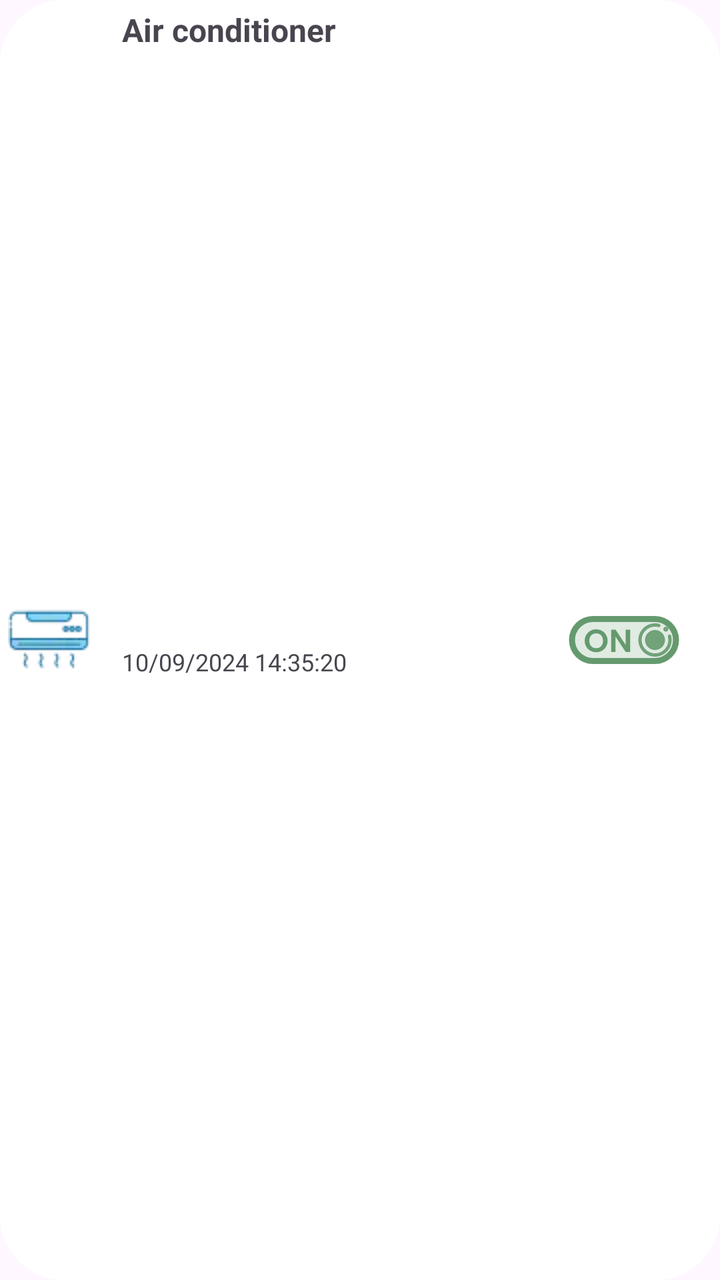
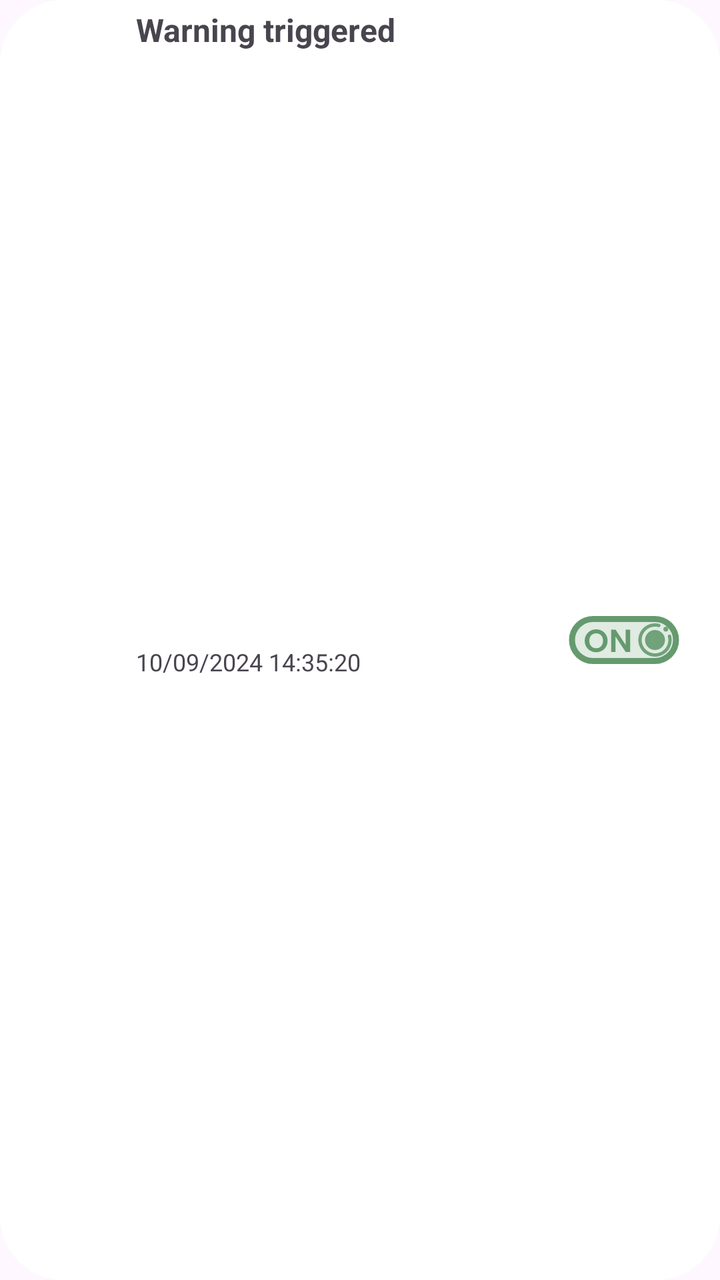

Before-and-after screenshots of an Android layout around one commit, followed by the original layout XML and the change that was made.
<!-- AndroidManifest.xml: application theme Theme.SmartHomeSystem -->
<!-- res/layout/item_device_history.xml -->
<?xml version="1.0" encoding="utf-8"?>
<androidx.constraintlayout.widget.ConstraintLayout xmlns:android="http://schemas.android.com/apk/res/android"
    xmlns:app="http://schemas.android.com/apk/res-auto"
    android:layout_width="match_parent"
    android:layout_height="wrap_content"
    android:layout_margin="8dp"
    android:background="@drawable/bg_device_history_box">

    <TextView
        android:id="@+id/name"
        android:layout_width="wrap_content"
        android:layout_height="wrap_content"
        android:layout_marginStart="16dp"
        android:text="Air conditioner"
        android:textSize="16sp"
        android:textStyle="bold"
        app:layout_constraintStart_toEndOf="@id/image"
        app:layout_constraintTop_toTopOf="parent" />

    <ImageView
        android:id="@+id/image"
        android:layout_width="wrap_content"
        android:layout_height="wrap_content"
        android:src="@drawable/ic_small_ac"
        app:layout_constraintStart_toStartOf="parent"
        app:layout_constraintTop_toTopOf="parent"
        app:layout_constraintBottom_toBottomOf="parent"/>

    <TextView
        android:id="@+id/time"
        android:layout_width="wrap_content"
        android:layout_height="wrap_content"
        android:layout_marginStart="16dp"
        android:text="10/09/2024 14:35:20"
        android:textSize="12sp"
        app:layout_constraintTop_toBottomOf="@id/name"
        app:layout_constraintBottom_toBottomOf="parent"
        app:layout_constraintStart_toEndOf="@id/image" />

    <ImageView
        android:id="@+id/status"
        android:layout_width="wrap_content"
        android:layout_height="wrap_content"
        android:layout_marginEnd="16dp"
        android:src="@drawable/ic_on"
        app:layout_constraintEnd_toEndOf="parent"
        app:layout_constraintTop_toTopOf="parent"
        app:layout_constraintBottom_toBottomOf="parent"/>
</androidx.constraintlayout.widget.ConstraintLayout>
<!-- resources referenced by this layout -->
<resources>
  <!-- drawable bg_device_history_box (drawable) -->
  <shape xmlns:android="http://schemas.android.com/apk/res/android">
      
      <solid android:color="@color/white" /> 
  
      
      <stroke android:width="0dp" android:color="#000000"/> 
  
      
      <corners android:radius="32dp" /> 
  
      
      <padding
          android:left="4dp"
          android:top="4dp"
          android:right="4dp"
          android:bottom="4dp" />
  </shape>
  <!-- drawable ic_on: vector/xml drawable (drawable, 2586 chars, omitted) -->
  <!-- drawable ic_small_ac: webp bitmap (drawable, 886 bytes) -->
  <style name="Theme.SmartHomeSystem" parent="Theme.Material3.DayNight.NoActionBar">
          
          <item name="colorPrimary">@color/main_color</item>
          <item name="colorPrimaryDark">@color/main_color</item> 
          <item name="colorAccent">@color/main_color</item>
      </style>
  <color name="white">#FFFFFFFF</color>
  <color name="main_color">#4C7380</color>
</resources>

<!-- the commit's change to res/layout/item_device_history.xml (unified diff, before → after) -->
@@ -11,20 +11,21 @@
         android:layout_width="wrap_content"
         android:layout_height="wrap_content"
         android:layout_marginStart="16dp"
-        android:text="Air conditioner"
+        android:text="Warning triggered"
         android:textSize="16sp"
         android:textStyle="bold"
         app:layout_constraintStart_toEndOf="@id/image"
-        app:layout_constraintTop_toTopOf="parent" />
+        app:layout_constraintTop_toTopOf="parent"
+        android:textIsSelectable="true"/>
 
     <ImageView
         android:id="@+id/image"
         android:layout_width="wrap_content"
         android:layout_height="wrap_content"
-        android:src="@drawable/ic_small_ac"
+        android:src="@drawable/ic_warning"
         app:layout_constraintStart_toStartOf="parent"
         app:layout_constraintTop_toTopOf="parent"
-        app:layout_constraintBottom_toBottomOf="parent"/>
+        app:layout_constraintBottom_toBottomOf="parent" />
 
     <TextView
         android:id="@+id/time"
@@ -35,7 +36,8 @@
         android:textSize="12sp"
         app:layout_constraintTop_toBottomOf="@id/name"
         app:layout_constraintBottom_toBottomOf="parent"
-        app:layout_constraintStart_toEndOf="@id/image" />
+        app:layout_constraintStart_toEndOf="@id/image"
+        android:textIsSelectable="true"/>
 
     <ImageView
         android:id="@+id/status"
<!-- resource entries referenced after the edit -->
@@ -19,7 +19,20 @@
           android:bottom="4dp" />
   </shape>
   <!-- drawable ic_on: vector/xml drawable (drawable, 2586 chars, omitted) -->
-  <!-- drawable ic_small_ac: webp bitmap (drawable, 886 bytes) -->
+  <!-- drawable ic_warning (drawable) -->
+  <vector xmlns:android="http://schemas.android.com/apk/res/android"
+      android:width="48dp"
+      android:height="48dp"
+      android:viewportWidth="48"
+      android:viewportHeight="48">
+    <path
+        android:pathData="M26,16C26,17.105 25.105,18 24,18C22.895,18 22,17.105 22,16C22,14.895 22.895,14 24,14C25.105,14 26,14.895 26,16Z"
+        android:fillColor="#ffffff"/>
+    <path
+        android:pathData="M4,14C4,8.477 8.477,4 14,4H34C39.523,4 44,8.477 44,14V34C44,39.523 39.523,44 34,44H14C8.477,44 4,39.523 4,34V14ZM14,8C10.686,8 8,10.686 8,14V34C8,37.314 10.686,40 14,40H34C37.314,40 40,37.314 40,34V14C40,10.686 37.314,8 34,8H14ZM24,22C25.105,22 26,22.895 26,24V32C26,33.105 25.105,34 24,34C22.895,34 22,33.105 22,32V24C22,22.895 22.895,22 24,22Z"
+        android:fillColor="#ffffff"
+        android:fillType="evenOdd"/>
+  </vector>
   <style name="Theme.SmartHomeSystem" parent="Theme.Material3.DayNight.NoActionBar">
           
           <item name="colorPrimary">@color/main_color</item>
